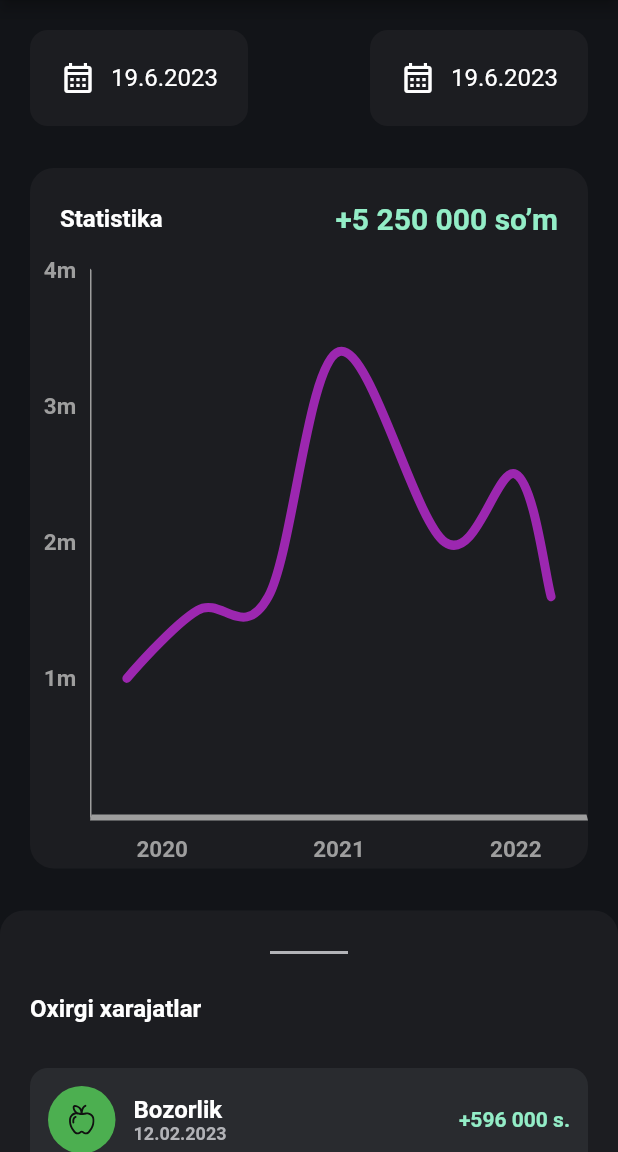
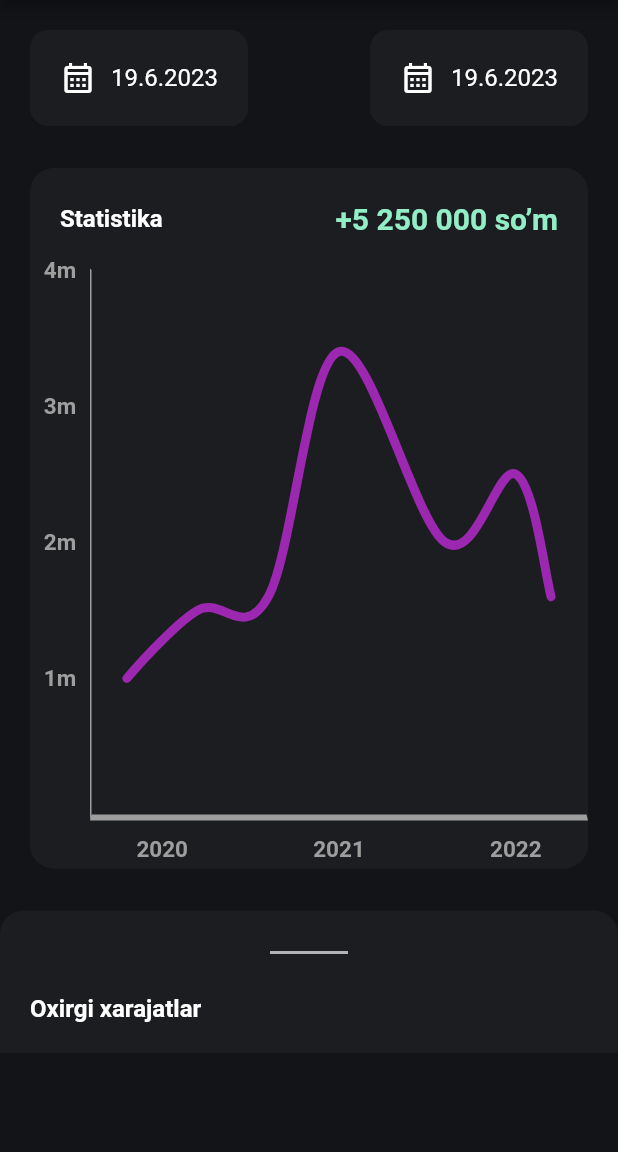
Before and after one commit to iskandarfazliddinov/toolpor_expense, a Flutter app: the IncomeScreen screen opened directly, on a phone screen of 412 x 824 dp, the part 84-1236 px from its top. Run offline on Flutter 3.47's test engine with Material 2 defaults, Android fonts, the phone set to English and light mode, and no system bars; drawn by our look-alikes of fl_chart, flutter_slidable; our stand-ins replace bloc, flutter_bloc, flutter_svg; missing offline and left inert: dart:ffi.

Commit message:
feat : Add Cubit

```diff
--- /dev/null
+++ b/lib/presentation/screens/cubits/categories_cubit/categories_cubit.dart
@@ -0,0 +1,16 @@
+import 'package:bloc/bloc.dart';
+import 'package:meta/meta.dart';
+import 'package:toolpor_expense/presentation/screens/cubits/categories_cubit/category.dart';
+
+part 'categories_state.dart';
+
+class CategoriesCubit extends Cubit<CategoriesState> {
+  final List<CategoryData> _users = [];
+
+  CategoriesCubit() : super(CategoriesInitial());
+
+  addUser(CategoryData user){
+    _users.add(user);
+    emit(UsersLoaded(users: _users));
+  }
+}
--- /dev/null
+++ b/lib/presentation/screens/cubits/categories_cubit/categories_state.dart
@@ -0,0 +1,12 @@
+part of 'categories_cubit.dart';
+
+@immutable
+abstract class CategoriesState {}
+
+class CategoriesInitial extends CategoriesState {}
+
+class UsersLoaded extends CategoriesState{
+  final List<CategoryData> users;
+
+  UsersLoaded({required this.users});
+}
--- /dev/null
+++ b/lib/presentation/screens/cubits/categories_cubit/category.dart
@@ -0,0 +1,11 @@
+import 'package:flutter/material.dart';
+
+class CategoryData{
+  final String icon;
+  final String title;
+
+  CategoryData({
+    required this.icon,
+    required this.title,
+  });
+}
--- /dev/null
+++ b/lib/presentation/screens/cubits/my_cubit/my_state.dart
@@ -0,0 +1,13 @@
+part of 'my_cubit.dart';
+
+@immutable
+abstract class MyState {}
+
+class MyInitial extends MyState {}
+
+class UsersLoaded extends MyState{
+  final List<User> users;
+
+  UsersLoaded({required this.users});
+}
+class Loading extends MyState{}
--- /dev/null
+++ b/lib/presentation/screens/cubits/my_cubit/user.dart
@@ -0,0 +1,17 @@
+import 'package:flutter/material.dart';
+
+class User{
+  final String category;
+  final String calendar;
+  final String title;
+  final String description;
+  final String money;
+
+  User({
+   required this.category,
+   required this.calendar,
+   required this.title,
+   required this.description,
+    required this.money
+});
+}
--- a/lib/presentation/screens/income_screen/income_screen.dart
+++ b/lib/presentation/screens/income_screen/income_screen.dart
@@ -1,9 +1,11 @@
 import 'package:fl_chart/fl_chart.dart';
 import 'package:flutter/material.dart';
+import 'package:flutter_bloc/flutter_bloc.dart';
 import 'package:flutter_svg/flutter_svg.dart';
 import 'package:toolpor_expense/presentation/resources/app_colors.dart';
 import 'package:toolpor_expense/presentation/resources/app_icons.dart';
 import 'package:toolpor_expense/presentation/resources/app_styles.dart';
+import 'package:toolpor_expense/presentation/screens/cubits/my_cubit/my_cubit.dart';
 import 'package:toolpor_expense/presentation/screens/item_detail/item_detail.dart';
 import 'package:toolpor_expense/presentation/widgets/w_calendar.dart';
 import 'package:toolpor_expense/presentation/widgets/w_dialog.dart';
@@ -27,7 +29,8 @@ class _IncomeScreenState extends State<IncomeScreen> {
       initialDate: DateTime.now(),
       firstDate: DateTime(2000),
       lastDate: DateTime(2025),
-    ).then((value) => {
+    ).then((value) =>
+    {
       setState(() {
         if (check) {
           _dateTimeOld = value!;
@@ -54,13 +57,15 @@ class _IncomeScreenState extends State<IncomeScreen> {
                 children: [
                   WCalendar(
                       data:
-                          "${_dateTimeOld.day}.${_dateTimeOld.month}.${_dateTimeOld.year}",
+                      "${_dateTimeOld.day}.${_dateTimeOld.month}.${_dateTimeOld
+                          .year}",
                       onTab: () {
                         _showDataPicer(check: true);
                       }),
                   WCalendar(
                       data:
-                          "${_dateTimeEnd.day}.${_dateTimeEnd.month}.${_dateTimeEnd.year}",
+                      "${_dateTimeEnd.day}.${_dateTimeEnd.month}.${_dateTimeEnd
+                          .year}",
                       onTab: () {
                         _showDataPicer(check: false);
                       }),
@@ -101,20 +106,76 @@ class _IncomeScreenState extends State<IncomeScreen> {
                     const SizedBox(
                       height: 400,
                       width: 400,
-                      child: WLineChart() ,
+                      child: WLineChart(),
                     )
                   ],
                 ),
               ),
             ),
-            _getItems()
+            Container(
+              decoration: const BoxDecoration(
+                color: AppColors.mainColor,
+                borderRadius: BorderRadius.only(
+                  topLeft: Radius.circular(16.0),
+                  topRight: Radius.circular(16.0),
+                ),
+              ),
+              child: Column(
+                crossAxisAlignment: CrossAxisAlignment.start,
+                children: [
+                  const Padding(
+                    padding: EdgeInsets.only(top: 20.0),
+                    child: Divider(
+                        color: Color(0xFFB2B3B7),
+                        endIndent: 180,
+                        thickness: 2,
+                        indent: 180),
+                  ),
+                  Padding(
+                    padding: const EdgeInsets.all(20.0),
+                    child: Text(
+                      "Oxirgi xarajatlar",
+                      style: AppStyles.getItems(),
+                    ),
+                  ),
+                  BlocBuilder<MyCubit, MyState>(
+                    builder: (context, state) {
+                      if (state is UsersLoaded) {
+                        return ListView.builder(
+                          shrinkWrap: true,
+                            itemCount: state.users.length,
+                            itemBuilder: (context, index) =>
+                                WItems(
+                                  onTab: () {
+                                    Navigator.push(
+                                      context,
+                                      MaterialPageRoute(
+                                        builder: (context) => const ItemDetail(),
+                                      ),
+                                    );
+                                  },
+                                  contexts: context,
+                                  title: state.users[index].title,
+                                  calendar: state.users[index].calendar,
+                                  money: state.users[index].money,
+                                )
+                        );
+                      } else {
+                        return const SizedBox();
+                      }
+                    },
+                  ),
+                ],
+              ),
+            ),
           ],
         ),
       ),
     );
   }
 
-  _getAppBar() => AppBar(
+  _getAppBar() =>
+      AppBar(
         title: const Center(
           child: Text(
             "Daromadlar",
@@ -153,47 +214,4 @@ class _IncomeScreenState extends State<IncomeScreen> {
         backgroundColor: AppColors.backgroundColor,
       );
 
-  _getItems() => Container  (
-        decoration: const BoxDecoration(
-          color: AppColors.mainColor,
-          borderRadius: BorderRadius.only(
-            topLeft: Radius.circular(16.0),
-            topRight: Radius.circular(16.0),
-          ),
-        ),
-        child: Column(
-          crossAxisAlignment: CrossAxisAlignment.start,
-          children: [
-            const Padding(
-              padding: EdgeInsets.only(top: 20.0),
-              child: Divider(
-                  color: Color(0xFFB2B3B7),
-                  endIndent: 180,
-                  thickness: 2,
-                  indent: 180),
-            ),
-            Padding(
-              padding: const EdgeInsets.all(20.0),
-              child: Text(
-                "Oxirgi xarajatlar",
-                style: AppStyles.getItems(),
-              ),
-            ),
-            ...List.generate(
-              10,
-              (index) => WItems(
-                onTab: () {
-                  Navigator.push(
-                    context,
-                    MaterialPageRoute(
-                      builder: (context) => const ItemDetail(),
-                    ),
-                  );
-                },
-                contexts: context,
-              ),
-            )
-          ],
-        ),
-      );
 }
--- a/lib/presentation/widgets/w_items.dart
+++ b/lib/presentation/widgets/w_items.dart
@@ -10,8 +10,17 @@ import 'package:toolpor_expense/presentation/widgets/w_dialog.dart';
 class WItems extends StatelessWidget {
   final GestureTapCallback onTab;
   final BuildContext contexts;
+  final String title;
+  final String calendar;
+  final String money;
 
-  const WItems({required this.onTab, required this.contexts, super.key});
+  const WItems(
+      {required this.onTab,
+      required this.contexts,
+      super.key,
+      required this.title,
+      required this.calendar,
+      required this.money});
 
   @override
   Widget build(BuildContext context) {
@@ -27,7 +36,12 @@ class WItems extends StatelessWidget {
               showDialog(
                 context: context,
                 builder: (BuildContext contexts) {
-                  return  const WDialog(text: 'Haqiqatan ham bu elementni\no’chirib tashlamoqchimisiz?', dialogText: 'O’chirish', dColor: Color(0xFFCC2D63),);
+                  return const WDialog(
+                    text:
+                        'Haqiqatan ham bu elementni\no’chirib tashlamoqchimisiz?',
+                    dialogText: 'O’chirish',
+                    dColor: Color(0xFFCC2D63),
+                  );
                 },
               );
             },
@@ -78,10 +92,10 @@ class WItems extends StatelessWidget {
                     text: TextSpan(
                       text: "Bozorlik\n",
                       style: AppStyles.getItems(),
-                      children: const <TextSpan>[
+                      children: <TextSpan>[
                         TextSpan(
-                            text: "12.02.2023",
-                            style: TextStyle(
+                            text: calendar,
+                            style: const TextStyle(
                                 fontWeight: FontWeight.w600,
                                 color: Color(0xFFB2B3B7),
                                 fontSize: 12.0))
@@ -90,9 +104,9 @@ class WItems extends StatelessWidget {
                   ),
                 ],
               ),
-              const Text(
-                "+596 000 s.",
-                style: TextStyle(
+              Text(
+                "+$money s.",
+                style: const TextStyle(
                   fontSize: 14.0,
                   color: Color(0xFF93EDC7),
                   fontWeight: FontWeight.w600,
--- a/pubspec.yaml
+++ b/pubspec.yaml
@@ -32,6 +32,8 @@ dependencies:
     sdk: flutter
   flutter_svg: ^0.22.0
   fl_chart: ^0.63.0
+  flutter_bloc: ^8.1.3
+  bloc: ^8.1.2
 
 
   # The following adds the Cupertino Icons font to your application.
```
Also changed, not shown: lib/main.dart (+10 -8 lines), lib/presentation/screens/cubits/my_cubit/my_cubit.dart (added, +26 -0 lines), lib/presentation/screens/dialog_screen/dialog_screen.dart (+34 -6 lines), lib/presentation/screens/home_screen/home_screen.dart (+6 -1 lines), lib/presentation/widgets/w_categories.dart (+37 -29 lines), lib/presentation/widgets/w_categories_color.dart (+30 -26 lines), lib/presentation/widgets/w_category_items.dart (added, +29 -0 lines), lib/presentation/widgets/w_edit_item.dart (+17 -6 lines), pubspec.lock. Lines whose indentation alone changed are shown as unchanged.
